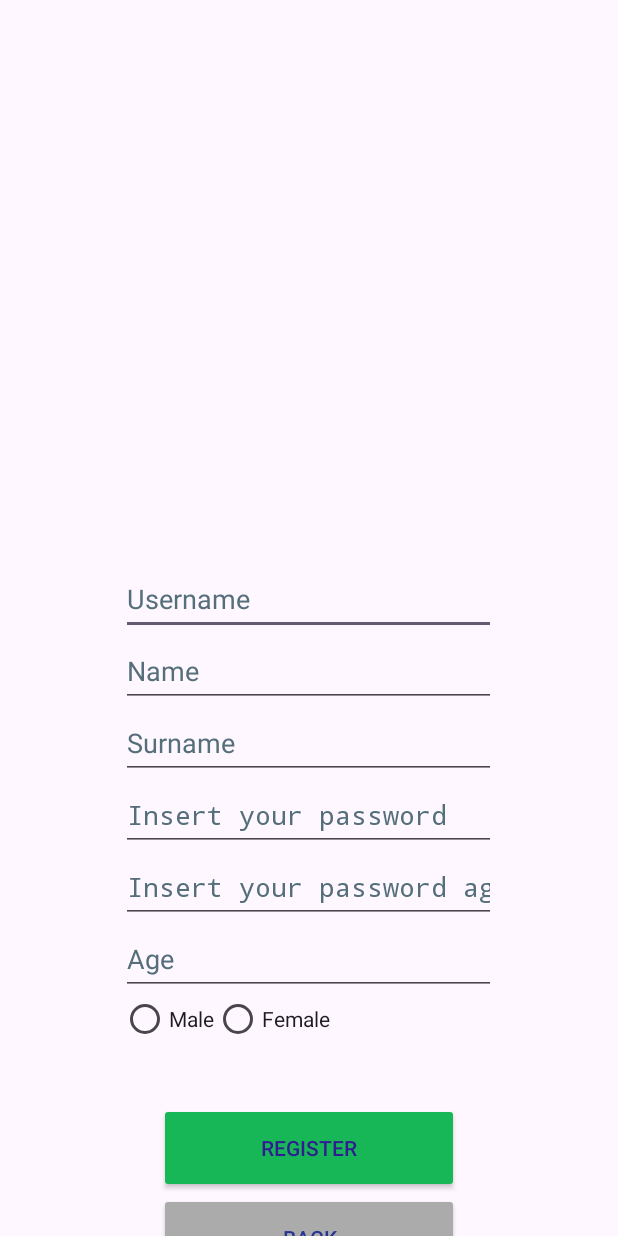
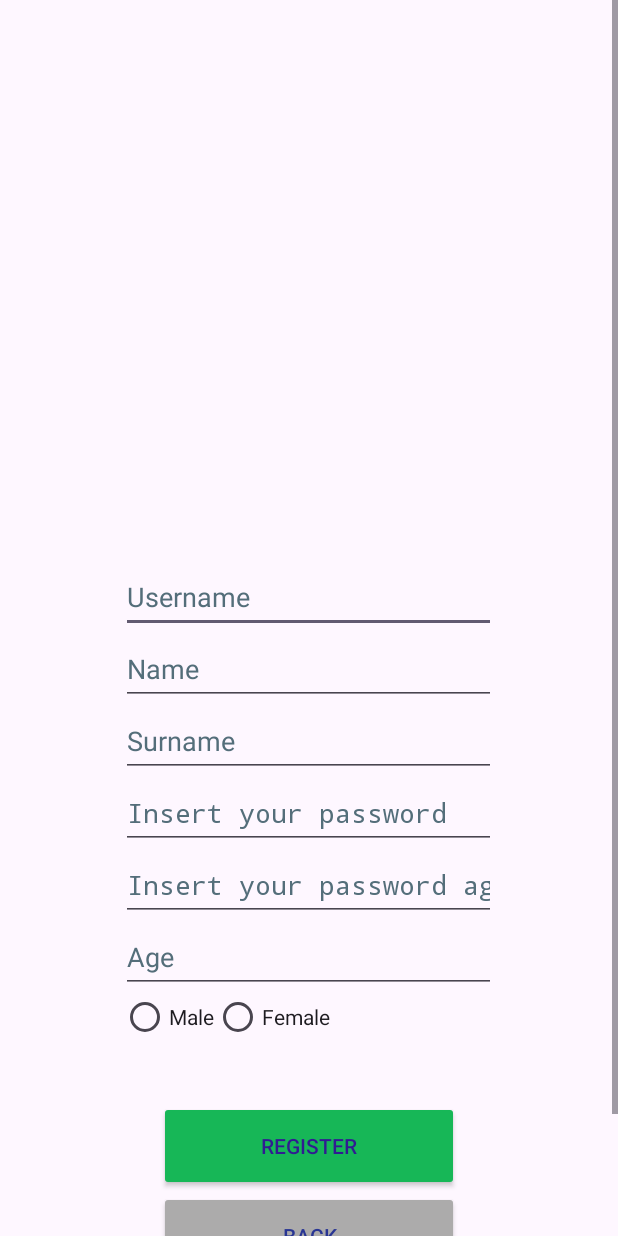
Before and after one commit to SassyTheSasquatch42069/SeedSavvy1, an Android app: the RegisterBackend screen opened directly, with no data from a screen before it, on a phone screen of 412 x 824 dp. Run offline under Robolectric (Android 15) with nearby library versions, the phone set to English and light mode, and no system bars.

Commit message:
Fixed up register.xml

```diff
--- a/app/src/main/res/layout/register.xml
+++ b/app/src/main/res/layout/register.xml
@@ -9,11 +9,9 @@
 
 
     <ScrollView
-        android:layout_width="409dp"
-        android:layout_height="889dp"
-        android:layout_marginStart="1dp"
-        android:layout_marginTop="1dp"
-        android:layout_marginEnd="1dp"
+        android:layout_width="0dp"
+        android:layout_height="0dp"
+        app:layout_constraintBottom_toBottomOf="parent"
         app:layout_constraintEnd_toEndOf="parent"
         app:layout_constraintStart_toStartOf="parent"
         app:layout_constraintTop_toTopOf="parent">
@@ -138,6 +136,7 @@
             <Button
                 android:id="@+id/goBackButton"
                 android:layout_width="200dp"
+                android:layout_marginBottom="60dp"
                 android:layout_height="60dp"
                 android:layout_gravity="center"
                 android:backgroundTint="@color/grey"
```
